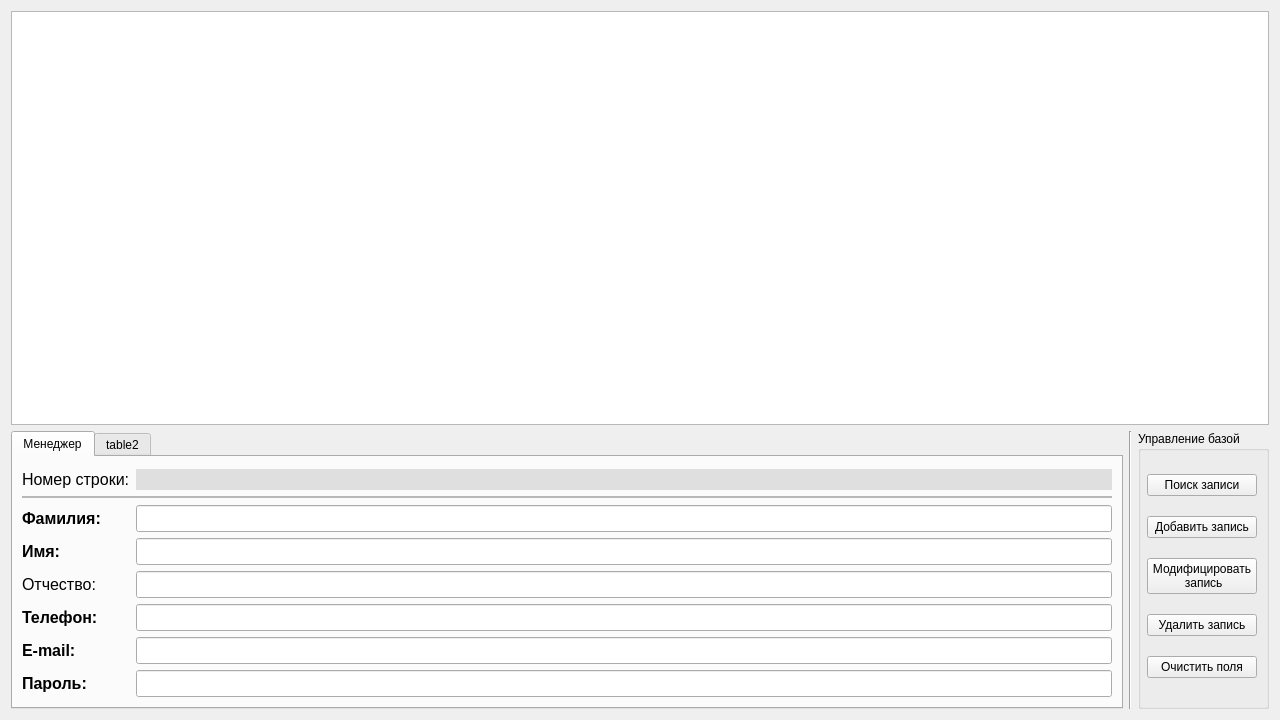
The window that 3 course/postgres_coursework/Views/OperatorForm.ui (Manerton/labs-se) describes before a commit, drawn with Qt 5.
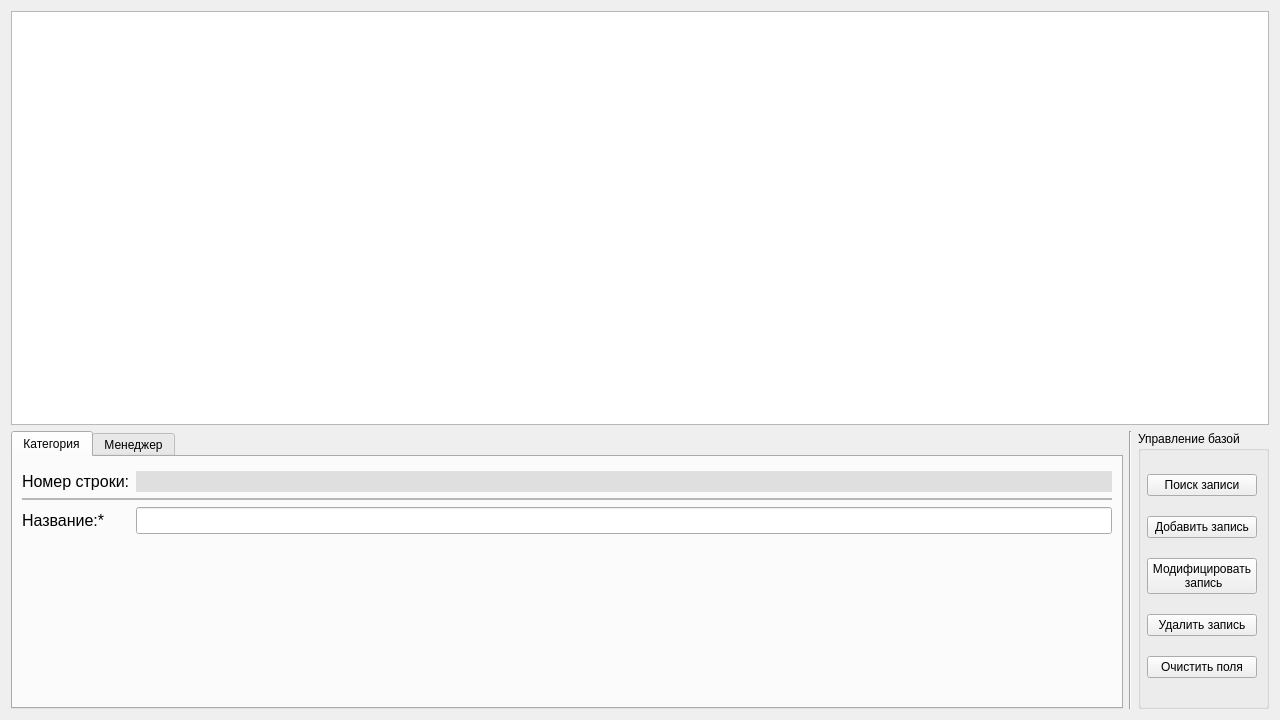
The same window after the commit.

Commit message: DB Coursework -> Проверка на ошибки при подключении, репозиторий для таблицы "Категория", CRUD над таблицей "Категория", в базе убран поставщик и склады (теперь один склад - общий), в репозитории для таблицы "Менеджер" при поиске все опускается до нижнего регистра

Patch:
```diff
--- a/3 course/postgres_coursework/Views/OperatorForm.ui
+++ b/3 course/postgres_coursework/Views/OperatorForm.ui
@@ -19,6 +19,125 @@
      <property name="currentIndex">
       <number>0</number>
      </property>
+     <widget class="QWidget" name="category">
+      <attribute name="title">
+       <string>Категория</string>
+      </attribute>
+      <layout class="QGridLayout" name="gridLayout">
+       <item row="0" column="0">
+        <layout class="QFormLayout" name="category_data">
+         <property name="sizeConstraint">
+          <enum>QLayout::SetDefaultConstraint</enum>
+         </property>
+         <property name="fieldGrowthPolicy">
+          <enum>QFormLayout::AllNonFixedFieldsGrow</enum>
+         </property>
+         <property name="rowWrapPolicy">
+          <enum>QFormLayout::DontWrapRows</enum>
+         </property>
+         <property name="labelAlignment">
+          <set>Qt::AlignLeading|Qt::AlignLeft|Qt::AlignVCenter</set>
+         </property>
+         <property name="formAlignment">
+          <set>Qt::AlignLeading|Qt::AlignLeft|Qt::AlignTop</set>
+         </property>
+         <property name="topMargin">
+          <number>5</number>
+         </property>
+         <item row="0" column="0">
+          <widget class="QLabel" name="idCategory_Label">
+           <property name="font">
+            <font>
+             <pointsize>12</pointsize>
+             <weight>50</weight>
+             <italic>false</italic>
+             <bold>false</bold>
+             <underline>false</underline>
+            </font>
+           </property>
+           <property name="styleSheet">
+            <string notr="true">color: rgb(0, 0, 0);
+</string>
+           </property>
+           <property name="text">
+            <string>Номер строки:</string>
+           </property>
+          </widget>
+         </item>
+         <item row="0" column="1">
+          <widget class="QLineEdit" name="idCategory_LineEdit">
+           <property name="enabled">
+            <bool>true</bool>
+           </property>
+           <property name="font">
+            <font>
+             <pointsize>12</pointsize>
+            </font>
+           </property>
+           <property name="autoFillBackground">
+            <bool>false</bool>
+           </property>
+           <property name="styleSheet">
+            <string notr="true">background-color: rgb(223, 223, 223);</string>
+           </property>
+           <property name="text">
+            <string/>
+           </property>
+           <property name="frame">
+            <bool>false</bool>
+           </property>
+           <property name="readOnly">
+            <bool>true</bool>
+           </property>
+           <property name="placeholderText">
+            <string/>
+           </property>
+          </widget>
+         </item>
+         <item row="1" column="0" colspan="2">
+          <widget class="Line" name="line_3">
+           <property name="frameShadow">
+            <enum>QFrame::Sunken</enum>
+           </property>
+           <property name="lineWidth">
+            <number>0</number>
+           </property>
+           <property name="midLineWidth">
+            <number>2</number>
+           </property>
+           <property name="orientation">
+            <enum>Qt::Horizontal</enum>
+           </property>
+          </widget>
+         </item>
+         <item row="2" column="0">
+          <widget class="QLabel" name="nameCategory_Label">
+           <property name="font">
+            <font>
+             <pointsize>12</pointsize>
+             <weight>50</weight>
+             <bold>false</bold>
+             <underline>false</underline>
+            </font>
+           </property>
+           <property name="text">
+            <string>Название:*</string>
+           </property>
+          </widget>
+         </item>
+         <item row="2" column="1">
+          <widget class="QLineEdit" name="nameCategory_LineEdit">
+           <property name="font">
+            <font>
+             <pointsize>12</pointsize>
+            </font>
+           </property>
+          </widget>
+         </item>
+        </layout>
+       </item>
+      </layout>
+     </widget>
      <widget class="QWidget" name="manager">
       <attribute name="title">
        <string>Менеджер</string>
@@ -118,13 +237,13 @@
            <property name="font">
             <font>
              <pointsize>12</pointsize>
-             <weight>75</weight>
-             <bold>true</bold>
+             <weight>50</weight>
+             <bold>false</bold>
              <underline>false</underline>
             </font>
            </property>
            <property name="text">
-            <string>Фамилия:</string>
+            <string>Фамилия:*</string>
            </property>
           </widget>
          </item>
@@ -142,12 +261,12 @@
            <property name="font">
             <font>
              <pointsize>12</pointsize>
-             <weight>75</weight>
-             <bold>true</bold>
+             <weight>50</weight>
+             <bold>false</bold>
             </font>
            </property>
            <property name="text">
-            <string>Имя:</string>
+            <string>Имя:*</string>
            </property>
           </widget>
          </item>
@@ -190,12 +309,12 @@
            <property name="font">
             <font>
              <pointsize>12</pointsize>
-             <weight>75</weight>
-             <bold>true</bold>
+             <weight>50</weight>
+             <bold>false</bold>
             </font>
            </property>
            <property name="text">
-            <string>Телефон:</string>
+            <string>Телефон:*</string>
            </property>
           </widget>
          </item>
@@ -216,12 +335,12 @@
            <property name="font">
             <font>
              <pointsize>12</pointsize>
-             <weight>75</weight>
-             <bold>true</bold>
+             <weight>50</weight>
+             <bold>false</bold>
             </font>
            </property>
            <property name="text">
-            <string>E-mail:</string>
+            <string>E-mail:*</string>
            </property>
           </widget>
          </item>
@@ -239,12 +358,12 @@
            <property name="font">
             <font>
              <pointsize>12</pointsize>
-             <weight>75</weight>
-             <bold>true</bold>
+             <weight>50</weight>
+             <bold>false</bold>
             </font>
            </property>
            <property name="text">
-            <string>Пароль:</string>
+            <string>Пароль:*</string>
            </property>
           </widget>
          </item>
@@ -264,12 +383,6 @@
        </item>
       </layout>
      </widget>
-     <widget class="QWidget" name="table2">
-      <attribute name="title">
-       <string>table2</string>
-      </attribute>
-      <layout class="QGridLayout" name="gridLayout"/>
-     </widget>
     </widget>
    </item>
    <item row="1" column="1">
```
Left out of the diff: 4 changed lines with no effect on the pictures. The commit also changes 12 other files.
